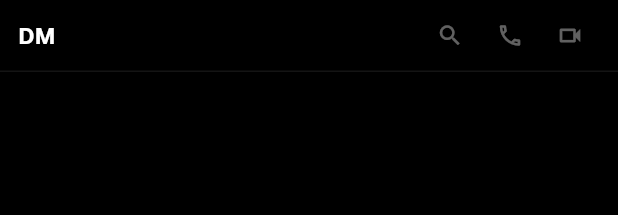
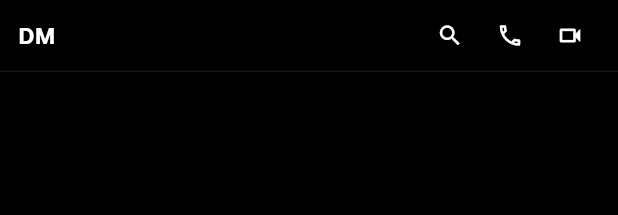
Before and after one commit to rodsilvavieira2/_4fun_cod_client, a Flutter app: the DmChatArea widget shown alone on an empty page, opened directly with empty values, on a phone screen of 412 x 824 dp. Shown: the top 215 px of the screen. Run offline on Flutter 3.47's test engine with Material 3 defaults, Android fonts, the phone set to English and light mode, and no system bars; our stand-ins replace dio, flutter_riverpod, flutter_secure_storage, go_router, socket_io_client; missing offline and left inert: file_selector, livekit_client; accounts and stored records are empty; network calls fail; statements that could not run were skipped; project files that could hold a hidden picture were left out.

Commit message:
fix(ui): spec review — remove código morto, alvos 32px via AppIconButton, sem rail na DM mobile, cor legível no empty state

```diff
--- a/lib/core/ui/app_icon_button.dart
+++ b/lib/core/ui/app_icon_button.dart
@@ -1,7 +1,8 @@
 import 'package:flutter/material.dart';
 
-/// Ícone de ação compacto com tooltip e alvo tocável ≥44px (acessibilidade
-/// do wireframe v3) — usado em headers, user panel e ações de linha.
+/// Ícone de ação compacto com tooltip e alvo tocável — usado em headers,
+/// user panel e ações de linha. Default 44px (acessibilidade do wireframe
+/// v3); painéis densos podem reduzir via [minSize].
 class AppIconButton extends StatelessWidget {
   const AppIconButton({
     super.key,
@@ -9,6 +10,7 @@ class AppIconButton extends StatelessWidget {
     required this.tooltip,
     this.onPressed,
     this.iconSize = 18,
+    this.minSize = 44,
     this.visualDensity = VisualDensity.compact,
   });
 
@@ -16,6 +18,10 @@ class AppIconButton extends StatelessWidget {
   final String tooltip;
   final VoidCallback? onPressed;
   final double iconSize;
+
+  /// Lado mínimo do alvo tocável (default 44px).
+  final double minSize;
+
   final VisualDensity visualDensity;
 
   @override
@@ -24,7 +30,7 @@ class AppIconButton extends StatelessWidget {
       icon: Icon(icon, size: iconSize),
       tooltip: tooltip,
       visualDensity: visualDensity,
-      constraints: const BoxConstraints(minWidth: 44, minHeight: 44),
+      constraints: BoxConstraints(minWidth: minSize, minHeight: minSize),
       onPressed: onPressed,
     );
   }
--- a/lib/features/dms/dm_chat_area.dart
+++ b/lib/features/dms/dm_chat_area.dart
@@ -63,20 +63,20 @@ class DmChatArea extends ConsumerWidget {
                   ),
                 ),
                 const Spacer(),
-                const AppIconButton(
+                AppIconButton(
                   icon: Icons.search,
                   tooltip: 'Buscar',
-                  onPressed: null,
+                  onPressed: () {},
                 ),
-                const AppIconButton(
+                AppIconButton(
                   icon: Icons.call_outlined,
                   tooltip: 'Chamada de voz',
-                  onPressed: null,
+                  onPressed: () {},
                 ),
-                const AppIconButton(
+                AppIconButton(
                   icon: Icons.videocam_outlined,
                   tooltip: 'Chamada de vídeo',
-                  onPressed: null,
+                  onPressed: () {},
                 ),
               ],
             ),
--- a/lib/features/dms/dm_conversation_list.dart
+++ b/lib/features/dms/dm_conversation_list.dart
@@ -63,10 +63,12 @@ class _DmConversationListState extends ConsumerState<DmConversationList> {
           const SectionHeader('MENSAGENS'),
           Expanded(
             child: filtered.isEmpty
-                ? const Center(
+                ? Center(
                     child: Text(
                       'Nenhuma conversa.',
-                      style: TextStyle(color: AppThemeColors.hairline),
+                      style: TextStyle(
+                        color: Theme.of(context).colorScheme.secondary,
+                      ),
                     ),
                   )
                 : ListView.builder(
```
Also changed, not shown: lib/core/ui/settings_modal_sidebar.dart (+0 -17 lines), lib/features/dms/dm_shell_screen.dart (+4 -8 lines), lib/features/servers/user_panel.dart (+5 -28 lines).
